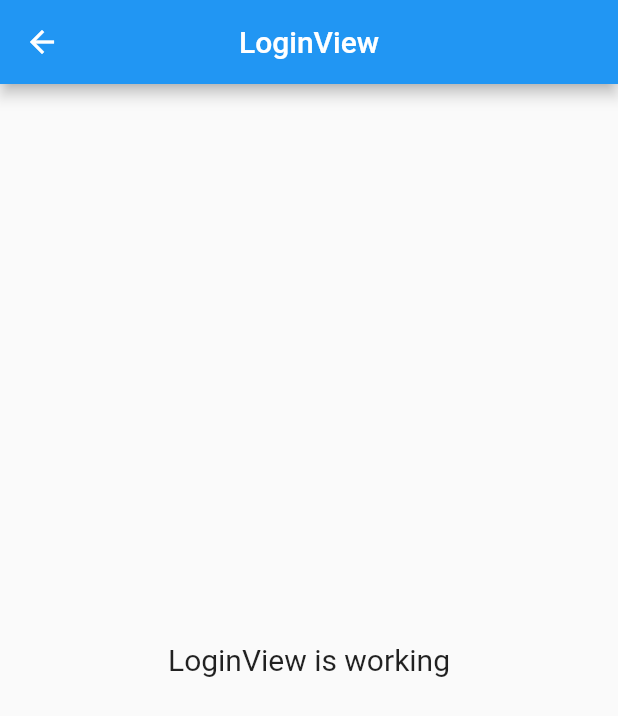
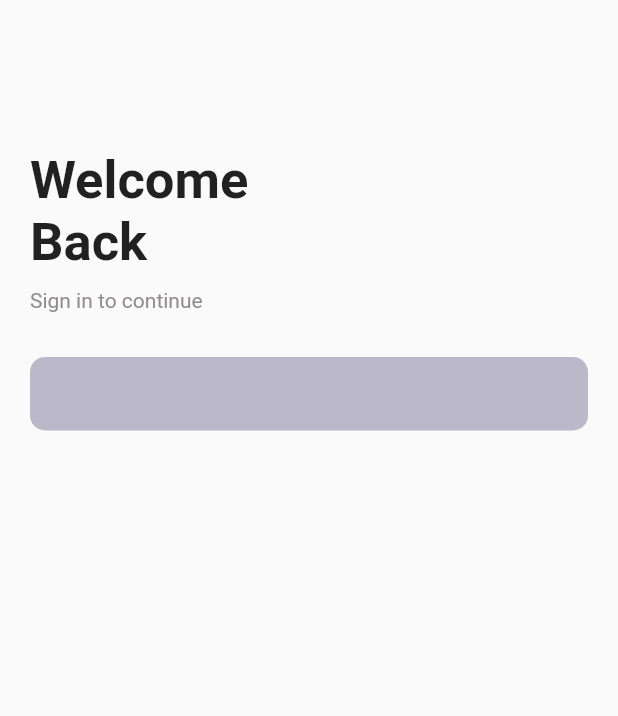
Before and after one commit to Simple-Genius/chat_app, a Flutter app: the screen it shows after launch, after a tap on "Get Started", on a phone screen of 412 x 824 dp. Shown: the top 716 px of the screen. Run offline on Flutter 3.47's test engine with Material 2 defaults, Android fonts, the phone set to English and light mode, and no system bars; our stand-ins replace get.

Commit message:
login view in progress

```diff
--- a/lib/app/modules/login/views/login_view.dart
+++ b/lib/app/modules/login/views/login_view.dart
@@ -9,16 +9,36 @@ class LoginView extends GetView<LoginController> {
   @override
   Widget build(BuildContext context) {
     return Scaffold(
-      appBar: AppBar(
-        title: const Text('LoginView'),
-        centerTitle: true,
+        body: Padding(
+      padding: const EdgeInsets.symmetric(horizontal: 20.0),
+      child: Column(
+        crossAxisAlignment: CrossAxisAlignment.start,
+        children: [
+          SizedBox(
+            height: 100,
+          ),
+          Text(
+            'Welcome\nBack',
+            style: TextStyle(fontSize: 35, fontWeight: FontWeight.bold),
+          ),
+          SizedBox(height: 10),
+          Text(
+            'Sign in to continue',
+            style: TextStyle(color: const Color.fromARGB(255, 146, 141, 141)),
+          ),
+          SizedBox(height: 30),
+          TextFormField(
+            cursorColor: Color.fromARGB(255, 143, 138, 138),
+            decoration: InputDecoration(
+                contentPadding: EdgeInsets.all(15),
+                filled: true,
+                fillColor: Color.fromARGB(255, 187, 184, 201),
+                border: OutlineInputBorder(
+                    borderRadius: BorderRadius.circular(10),
+                    borderSide: BorderSide.none)),
+          )
+        ],
       ),
-      body: const Center(
-        child: Text(
-          'LoginView is working',
-          style: TextStyle(fontSize: 20),
-        ),
-      ),
-    );
+    ));
   }
 }
```
